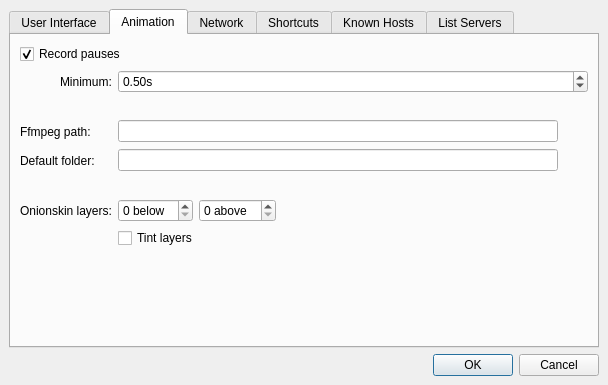
Qt form src/client/ui/settings.ui (drawpile/Drawpile) before a commit.
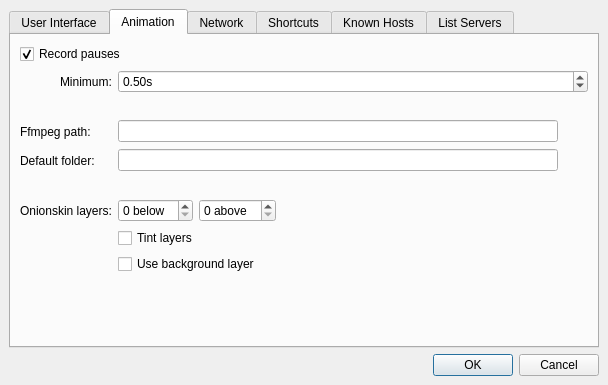
The same form after that commit. The open tabs and pages were chosen to show the change. Icons and pictures are not drawn.

Commit message: Make "background layer" a configuration option

Diff of the .ui file:
```diff
--- a/src/client/ui/settings.ui
+++ b/src/client/ui/settings.ui
@@ -373,6 +373,16 @@
          </property>
         </widget>
        </item>
+       <item row="12" column="1">
+        <widget class="QCheckBox" name="backgroundlayer">
+         <property name="toolTip">
+          <string>Treat the bottom-most layer as the frame background</string>
+         </property>
+         <property name="text">
+          <string>Use background layer</string>
+         </property>
+        </widget>
+       </item>
       </layout>
      </widget>
      <widget class="QWidget" name="tab">
```
The commit also changes 5 other files.
